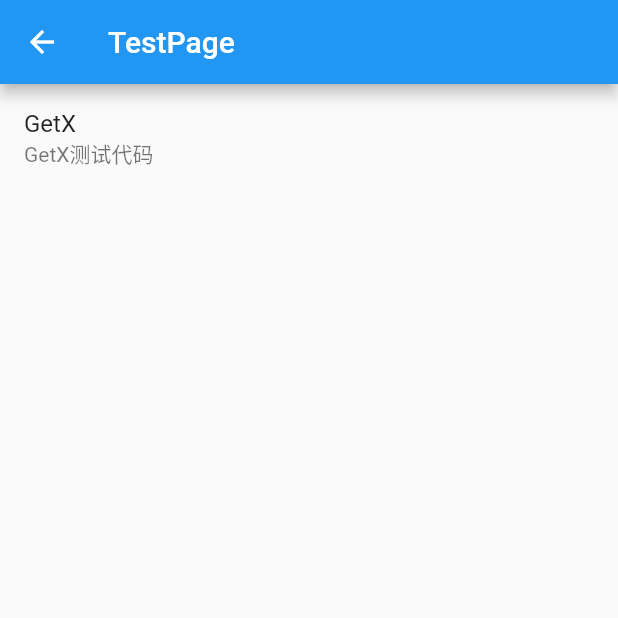
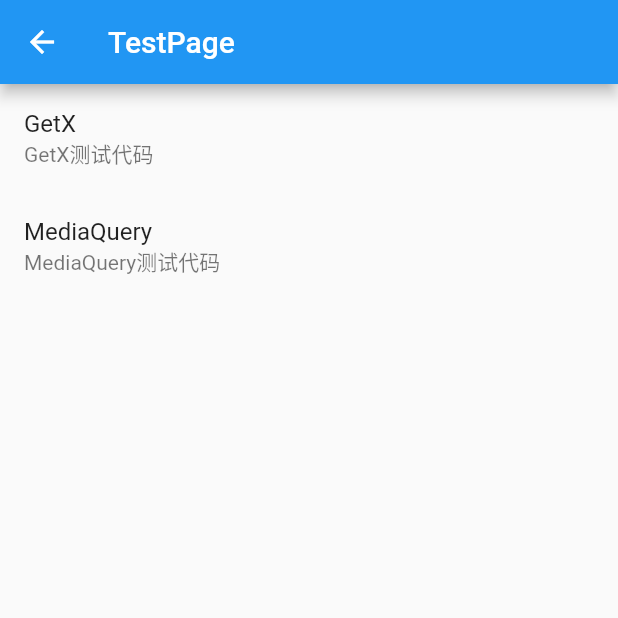
Before and after one commit to rookiegan/wanandroid_flutter, a Flutter app: the TestPage screen opened by its route, on a phone screen of 412 x 824 dp, the top half of it. Run offline on Flutter 3.47's test engine with Material 2 defaults, Android fonts, the phone set to English and light mode, and no system bars; our stand-ins replace bot_toast, convert, dio, flutter_screenutil, get, retrofit and 1 more; missing offline and left inert: curl_logger_dio_interceptor, mmkv; generated files the repository leaves out were written again.

Commit message:
feat: 添加MediaQuery测试代码

```diff
--- /dev/null
+++ b/lib/modules/_test/media_query/media_query_test_page.dart
@@ -0,0 +1,101 @@
+import 'package:flutter/material.dart';
+import 'package:get/get.dart';
+
+import 'media_query_test_logic.dart';
+
+class MediaQueryTestPage extends StatelessWidget {
+  static final routeName = "/MediaQueryTestPage";
+
+  final logic = Get.put(MediaQueryTestLogic());
+
+  @override
+  Widget build(BuildContext context) {
+    MediaQueryData mediaQueryData = MediaQuery.of(context);
+    final screenSize = mediaQueryData.size;
+    final devicePixelRatio = mediaQueryData.devicePixelRatio;
+    return Scaffold(
+      appBar: AppBar(
+        title: Text("MediaQueryTestPage"),
+      ),
+      body: SingleChildScrollView(
+        child: Column(
+          children: [
+            /// 屏幕大小
+            ListTile(
+              title: Text("屏幕大小  $screenSize dp"),
+              subtitle: Text("MediaQuery.of(context).size"),
+            ),
+
+            /// 屏幕密度
+            ListTile(
+              title: Text("屏幕密度  $devicePixelRatio"),
+              subtitle: Text("MediaQuery.of(context).devicePixelRatio"),
+            ),
+
+            /// 设备像素
+            ListTile(
+              title: Text(
+                "设备像素 (${devicePixelRatio * screenSize.width} px, ${devicePixelRatio * screenSize.height} px)",
+              ),
+              subtitle: Text("MediaQuery.of(context).devicePixelRatio * MediaQuery.of(context).size.width"),
+            ),
+
+            /// 上下边距(刘海、内置导航键)
+            ListTile(
+              title: Text("上下边距 刘海:${mediaQueryData.padding.top}, 内置导航键:${mediaQueryData.padding.bottom}"),
+              subtitle: Text("MediaQuery.of(context).padding"),
+            ),
+
+            /// textScaleFactor
+            ListTile(
+              title: Text("文字缩放系数 ${MediaQuery.of(context).textScaleFactor}"),
+              subtitle: Text("MediaQuery.of(context).textScaleFactor"),
+            ),
+
+            /// platformBrightness
+            ListTile(
+              title: Text("文字缩放系数 ${MediaQuery.of(context).platformBrightness}"),
+              subtitle: Text("MediaQuery.of(context).platformBrightness"),
+            ),
+
+            /// viewInsets
+            ListTile(
+              title: Text("完全被系统UI(如键盘)遮挡的显示部分 ${MediaQuery.of(context).viewInsets}"),
+              subtitle: Text("MediaQuery.of(context).viewInsets"),
+            ),
+
+            /// alwaysUse24HourFormat
+            ListTile(
+              title: Text("是否使用24小时格式格式化 ${MediaQuery.of(context).alwaysUse24HourFormat}"),
+              subtitle: Text("MediaQuery.of(context).alwaysUse24HourFormat"),
+            ),
+
+            /// accessibleNavigation
+            ListTile(
+              title: Text("是否使用辅助功能进行交互 ${MediaQuery.of(context).accessibleNavigation}"),
+              subtitle: Text("MediaQuery.of(context).accessibleNavigation"),
+            ),
+
+            /// invertColors
+            ListTile(
+              title: Text("是否反转平台的颜色 ${MediaQuery.of(context).invertColors}"),
+              subtitle: Text("MediaQuery.of(context).invertColors"),
+            ),
+
+            /// disableAnimations
+            ListTile(
+              title: Text("平台是否要求尽可能禁用或减少动画 ${MediaQuery.of(context).disableAnimations}"),
+              subtitle: Text("MediaQuery.of(context).disableAnimations"),
+            ),
+
+            /// boldText
+            ListTile(
+              title: Text("平台是否请求使用粗体字体重绘制文本 ${MediaQuery.of(context).boldText}"),
+              subtitle: Text("MediaQuery.of(context).boldText"),
+            ),
+          ],
+        ),
+      ),
+    );
+  }
+}
--- a/lib/modules/_test/test_index.dart
+++ b/lib/modules/_test/test_index.dart
@@ -1,16 +1,19 @@
-export 'package:wanandroid_flutter/modules/_test/getx/getx_test_page.dart';
-export '../_test/test_page.dart';
-
 import 'package:get/get.dart';
 import 'package:wanandroid_flutter/modules/_test/test_page.dart';
 
 import 'getx/getx_test_page.dart';
 import 'inherited_widget/inherited_widget_test_page.dart';
+import 'media_query/media_query_test_page.dart';
+
+export 'package:wanandroid_flutter/modules/_test/getx/getx_test_page.dart';
+
+export '../_test/test_page.dart';
 
 class TestIndex {
   static final routers = [
     GetPage(name: TestPage.routeName, page: () => const TestPage()),
     GetPage(name: GetxTestPage.routeName, page: () => const GetxTestPage()),
+    GetPage(name: MediaQueryTestPage.routeName, page: () => MediaQueryTestPage()),
     GetPage(name: InheritedWidgetTestPage.routeName, page: () => const InheritedWidgetTestPage()),
   ];
 }
--- a/lib/modules/_test/test_page.dart
+++ b/lib/modules/_test/test_page.dart
@@ -1,5 +1,7 @@
 import 'package:wanandroid_flutter/dependency.dart';
 import 'package:wanandroid_flutter/modules/_test/getx/getx_test_page.dart';
+
+import 'media_query/media_query_test_page.dart';
 
 class TestPage extends StatelessWidget {
   const TestPage({Key? key}) : super(key: key);
@@ -22,6 +24,13 @@ class TestPage extends StatelessWidget {
                 Get.toNamed(GetxTestPage.routeName);
               },
             ),
+            ListTile(
+              title: Text("MediaQuery"),
+              subtitle: Text("MediaQuery测试代码"),
+              onTap: () {
+                Get.toNamed(MediaQueryTestPage.routeName);
+              },
+            ),
           ],
         ),
       ),
```
Also changed, not shown: lib/modules/_home/home_page.dart (+8 -3 lines), lib/modules/_test/media_query/media_query_test_logic.dart (added, +8 -0 lines).
